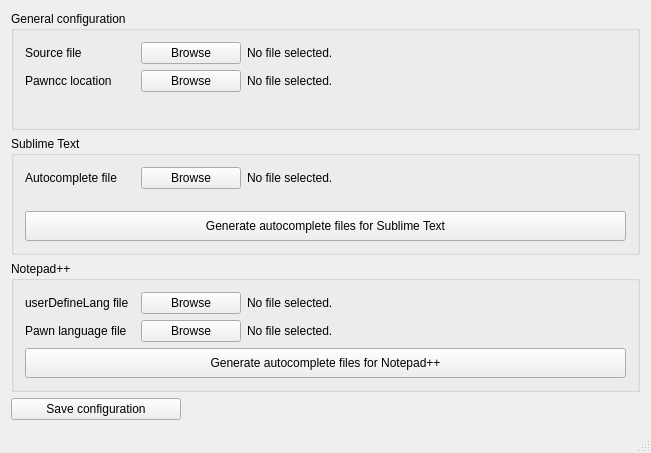
Old version of the form src/mainwindow.ui in the repository Arkshine/codeparser-samp.
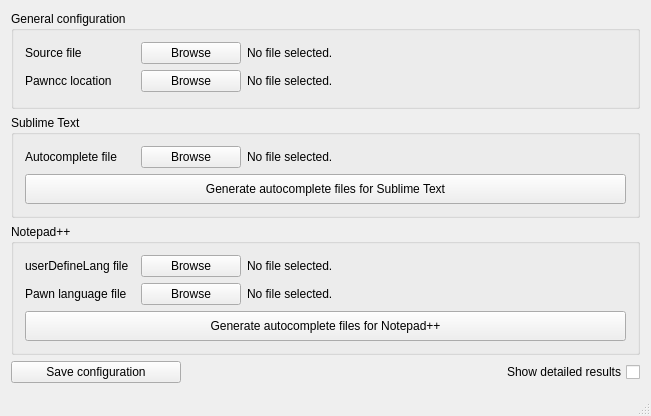
New version of the form.

The edit to the form file:
```diff
--- a/src/mainwindow.ui
+++ b/src/mainwindow.ui
@@ -7,7 +7,7 @@
     <x>0</x>
     <y>0</y>
     <width>651</width>
-    <height>453</height>
+    <height>416</height>
    </rect>
   </property>
   <property name="windowTitle">
@@ -317,6 +317,8 @@
      </widget>
     </item>
     <item>
+     <layout class="QHBoxLayout" name="horizontalLayout_2">
+      <item>
      <widget class="QPushButton" name="saveConfigBtn">
       <property name="enabled">
        <bool>true</bool>
@@ -338,6 +340,18 @@
       </property>
      </widget>
     </item>
+      <item>
+       <widget class="QCheckBox" name="showDetailedResults">
+        <property name="layoutDirection">
+         <enum>Qt::RightToLeft</enum>
+        </property>
+        <property name="text">
+         <string>Show detailed results</string>
+        </property>
+       </widget>
+      </item>
+     </layout>
+    </item>
    </layout>
   </widget>
   <widget class="QMenuBar" name="menuBar">
```
Left out of the diff: 2 changed lines with no effect on the pictures. Lines whose indentation alone changed are shown as unchanged.
